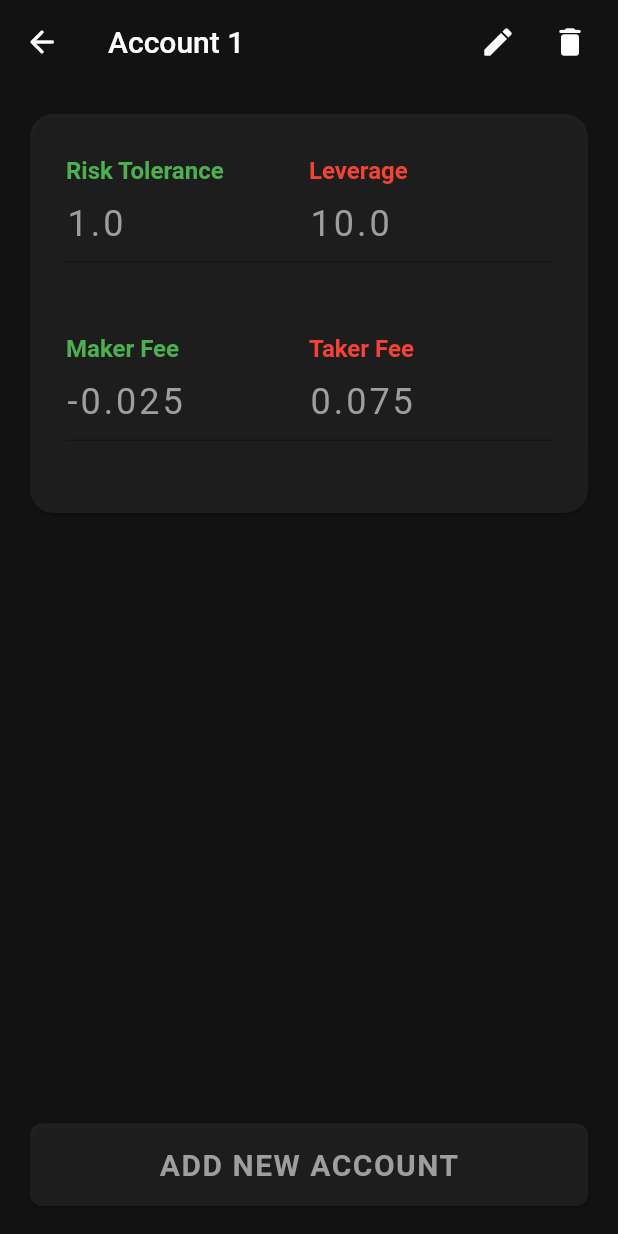
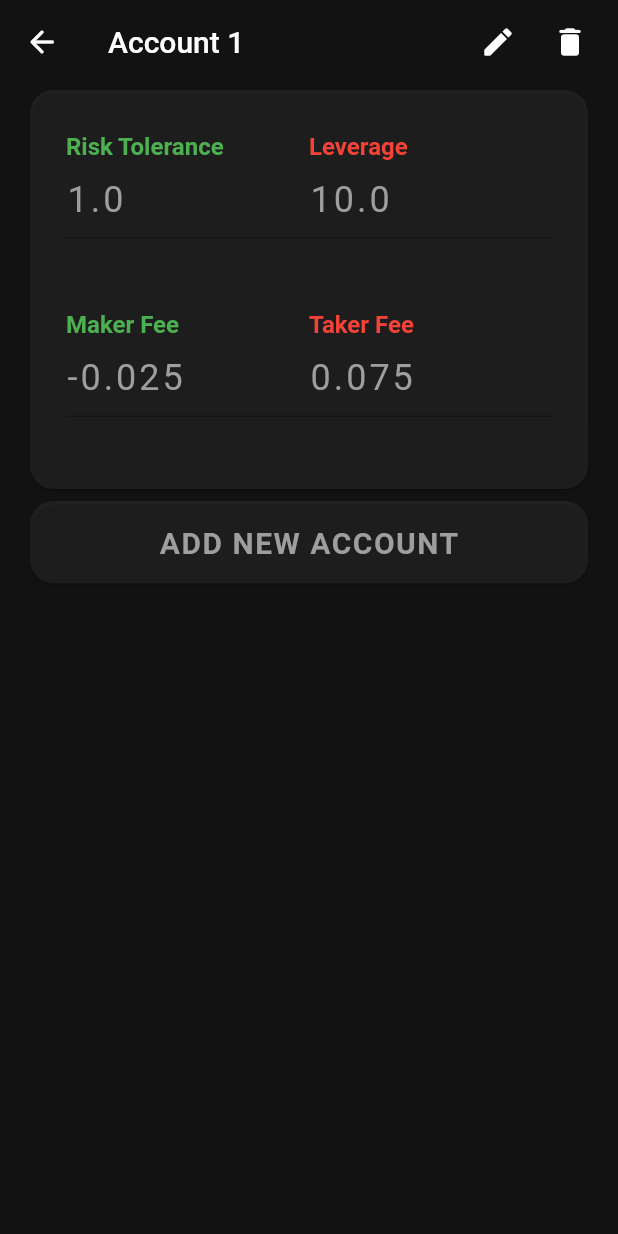
Before and after one commit to purtellap/ScalpSetter, a Flutter app: the screen it shows after launch, after a tap on an icon or button, on a phone screen of 412 x 824 dp. Run offline on Flutter 3.47's test engine with Material 2 defaults, Android fonts, the phone set to English and light mode, and no system bars; our stand-ins replace carousel_slider, flutter_spinkit, shared_preferences.

Commit message:
fixing layouts

```diff
--- a/lib/main.dart
+++ b/lib/main.dart
@@ -44,7 +44,7 @@ class ScalpSetter extends StatelessWidget {
                 routes: {
                   '/': (context) => Loading(),
                   '/home': (context) => HomeAdapter(),
-                  '/account': (context) => AccountPageAdapter(),
+                  '/account': (context) => EditAccountAdapter(),
                 },
             );
           }
--- a/lib/pages/edit_account.dart
+++ b/lib/pages/edit_account.dart
@@ -13,13 +13,13 @@ import 'package:shared_preferences/shared_preferences.dart';
 import '../account.dart';
 import '../main.dart';
 
-class AccountPage extends StatefulWidget {
+class EditAccount extends StatefulWidget {
 
   @override
-  _AccountPageState createState() => _AccountPageState();
+  _EditAccountState createState() => _EditAccountState();
 }
 
-class _AccountPageState extends State<AccountPage> {
+class _EditAccountState extends State<EditAccount> {
 
   bool typing = false;
 
@@ -124,10 +124,10 @@ class _AccountPageState extends State<AccountPage> {
     if (arguments != null) account = arguments['account'];
 
     return WillPopScope(
-      onWillPop:  () async {
+      onWillPop:  () {
         save(context, state.accounts);
         Navigator.pop(context, true);
-        return true;
+        return;
       },
       child: GestureDetector(
         onTap: (){
@@ -241,9 +241,9 @@ class _AccountPageState extends State<AccountPage> {
             ],
           ),
           body: Padding(
-            padding: const EdgeInsets.all(16),
+            padding: const EdgeInsets.fromLTRB(16, 0, 16, 16),
             child: Column(
-              mainAxisAlignment: MainAxisAlignment.spaceBetween,
+              mainAxisAlignment: MainAxisAlignment.start,
               children: [
                 Card(
                   shape: RoundedRectangleBorder(
@@ -285,9 +285,11 @@ class _AccountPageState extends State<AccountPage> {
                     ),
                   ),
                 ),
-              Card(
+              Padding(
+                padding: const EdgeInsets.only(top: 0),
+                child: Card(
                   shape: RoundedRectangleBorder(
-                  borderRadius: BorderRadius.circular(8)
+                    borderRadius: BorderRadius.circular(16)
                   ),
                   color: state.overlayColor,
                   child: InkWell(
@@ -312,6 +314,7 @@ class _AccountPageState extends State<AccountPage> {
                         ),
                       ),
                     ),
+                  ),
               )
               ],
             ),
--- a/lib/pages/home.dart
+++ b/lib/pages/home.dart
@@ -1,10 +1,12 @@
 import 'package:carousel_slider/carousel_slider.dart';
 import 'package:flutter/cupertino.dart';
+import 'package:flutter/foundation.dart';
 import 'package:flutter/material.dart';
 import 'package:flutter/services.dart';
 import 'package:scalpsetter/main.dart';
 import 'package:scalpsetter/manager/manager.dart';
 import 'package:scalpsetter/res/resources.dart';
+import 'package:scalpsetter/utils/utils.dart';
 import 'package:scalpsetter/widgets/account_card.dart';
 import 'package:scalpsetter/widgets/scalp_card.dart';
 import 'package:shared_preferences/shared_preferences.dart';
@@ -41,24 +43,44 @@ class _HomeState extends State<Home> {
             child: IconButton(
               splashRadius: Dimens.splashRadius,
               icon: Image.asset('assets/sslogo.png'),
-              onPressed: () async {
-
+              onPressed: () {
+                Utils.changeAccentColor(context);
               },
             ),
           ),
           actions: [
-            IconButton(
-              splashRadius: Dimens.splashRadius,
-              icon: Icon(
-                Icons.thermostat_rounded,
-                color: state.textColor,
+            Visibility(
+              visible: kIsWeb,
+              child: IconButton(
+                splashRadius: Dimens.splashRadius,
+                icon: ImageIcon(AssetImage('assets/google.png'), color: ThemeColors.linkColor),
+                onPressed: () {
+                  Utils.linkPlayStore(context);
+                },
               ),
-              onPressed: () async{
-                final prefs = await SharedPreferences.getInstance();
-                bool b = prefs.getBool(Keys.ACCENT_PREF);
-                InheritedManager.of(context).changeAccentColors(b);
-                prefs.setBool(Keys.ACCENT_PREF, !b);
-              },
+            ),
+            Visibility(
+              visible: kIsWeb,
+              child: IconButton(
+                splashRadius: Dimens.splashRadius,
+                icon: ImageIcon(AssetImage('assets/ios.png'), color: ThemeColors.linkColor),
+                onPressed: () {
+                  Utils.linkAppStore(context);
+                },
+              ),
+            ),
+            Visibility(
+              visible: !kIsWeb,
+              child: IconButton(
+                splashRadius: Dimens.splashRadius,
+                icon: Icon(
+                  Icons.exit_to_app_rounded,
+                  color: ThemeColors.linkColor,
+                ),
+                onPressed: () {
+                  Utils.openWebView(context);
+                },
+              ),
             ),
             IconButton(
               splashRadius: Dimens.splashRadius,
@@ -66,11 +88,8 @@ class _HomeState extends State<Home> {
                 Icons.nightlight_round,
                 color: state.textColor,
               ),
-              onPressed: () async {
-                final prefs = await SharedPreferences.getInstance();
-                bool b = prefs.getBool(Keys.THEME_PREF);
-                InheritedManager.of(context).changeTheme(b);
-                prefs.setBool(Keys.THEME_PREF, !b);
+              onPressed: () {
+                Utils.changeTheme(context);
               },
             ),
             Padding(
--- a/lib/pages/layouts/edit_account_adapter.dart
+++ b/lib/pages/layouts/edit_account_adapter.dart
@@ -1,49 +1,50 @@
+import 'package:flutter/foundation.dart';
 import 'package:flutter/material.dart';
 import 'package:scalpsetter/manager/manager.dart';
 import 'package:scalpsetter/pages/edit_account.dart';
 
 import '../home.dart';
 
-class AccountPageWide extends StatefulWidget {
-
-  // final int flexWidth;
-  // final int flexHeight;
-  // AccountPageWide(this.flexWidth, this.flexHeight);
+class EditAccountDesktop extends StatefulWidget {
 
   @override
-  _AccountPageWideState createState() => _AccountPageWideState();
+  _EditAccountDesktopState createState() => _EditAccountDesktopState();
 }
 
-class _AccountPageWideState extends State<AccountPageWide> {
+class _EditAccountDesktopState extends State<EditAccountDesktop> {
   @override
   Widget build(BuildContext context) {
     final state = InheritedManager.of(context).state;
     return Container(
-      width: double.infinity,
-      child: Container(
-        width: 600,
-        child: AccountPage(),
+      color: state.backgroundColor,
+      child: Center(
+        child: Container(
+          padding: const EdgeInsets.only(top: 72),
+          child: ConstrainedBox(
+            constraints: BoxConstraints(
+                maxWidth: 700,
+            ),
+            child: EditAccount(),
+          ),
+        ),
       ),
     );
   }
 }
 
-class AccountPageAdapter extends StatelessWidget {
+class EditAccountAdapter extends StatelessWidget {
   @override
   Widget build(BuildContext context) {
-
-    int widthFlex = -1;
-    int heightFlex = -1;
     return LayoutBuilder(
       builder: (context, constraints) {
-        double ar = constraints.maxWidth/constraints.maxHeight;
-        if(ar > 1){
-          return AccountPageWide();
+        if(constraints.maxWidth > 700 && kIsWeb){
+          return EditAccountDesktop();
         }
-        else{
-          return AccountPage();
+        else if (constraints.maxWidth > 600) {
+          return EditAccount();
+        } else {
+          return EditAccount();
         }
-
       },
     );
   }
--- a/lib/res/resources.dart
+++ b/lib/res/resources.dart
@@ -36,6 +36,7 @@ class ThemeColors {
   static const Color amberAccentColor = Colors.amber;
   static const Color underlineColor = Color(0x44000000);
   static const Color selectionColor = Color(0x33000000);
+  static const Color linkColor = Color(0xaaaaaaaa);
 }
 
 class Strings {
@@ -58,6 +59,6 @@ class Strings {
   static const String btcAddress = '32i8Q9KythnH8KFUrPdNrhPbTTgXE8mB7m';
   static const String donoYes = 'Copy BTC Address';
   static const String donoNo = 'Not today';
-  static const String donoTitle = 'Donations Appreciated';
-  static const String donoDesc = 'If this app helped you lose money a little slower, feel free to slide some satoshis this way.';
+  static const String donoTitle = 'Finding ScalpSetter helpful?';
+  static const String donoDesc = 'If this caused you to lose money a little slower, feel free to slide some satoshis this way.';
 }
```
Also changed, not shown: lib/pages/layouts/home_adapter.dart (+0 -62 lines), lib/pages/layouts/home_desktop.dart (+24 -22 lines), lib/pages/layouts/home_tablet.dart (+35 -13 lines), lib/utils/utils.dart (added, +33 -0 lines), assets/apple.png (added), assets/apple64.png (added), assets/appstore64.png (added), assets/google.png (added), assets/google64.png (added), assets/ios.png (added), assets/ios.svg (added). Lines whose indentation alone changed are shown as unchanged.
